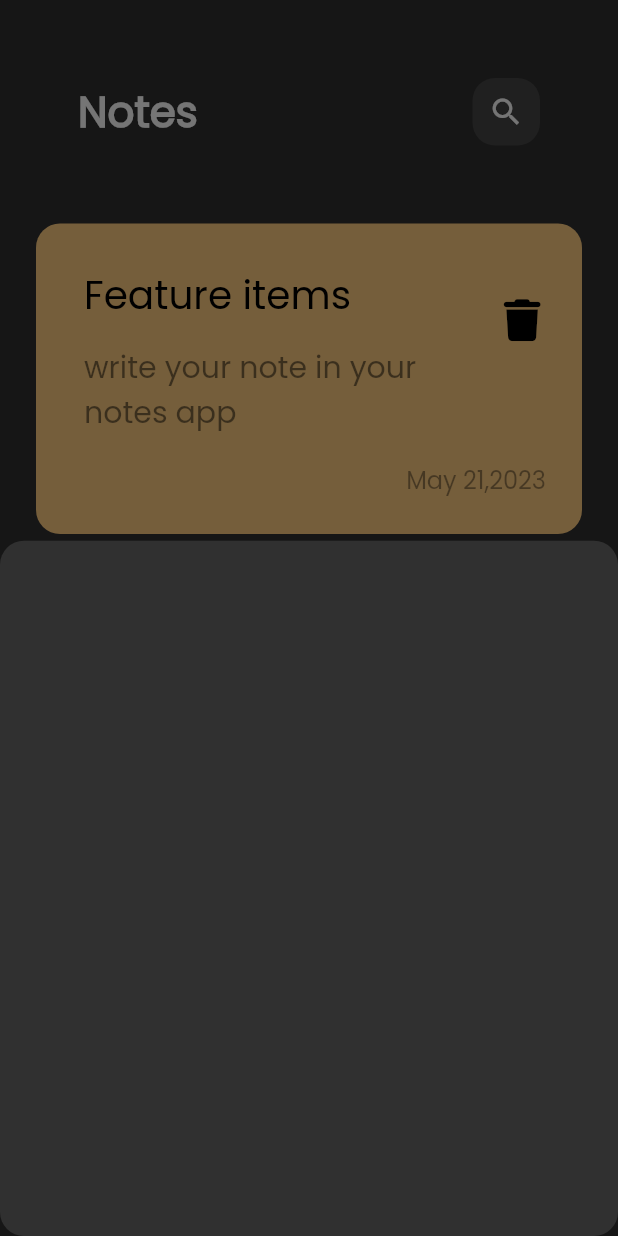
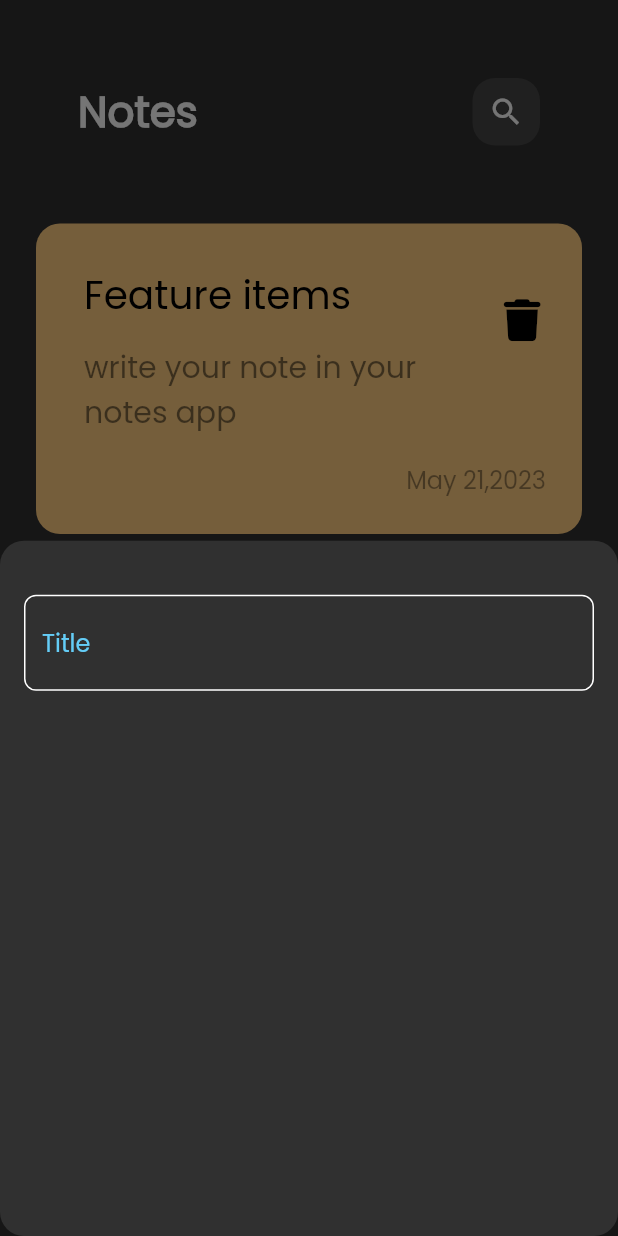
Before and after one commit to Walaahosny/notesapp, a Flutter app: the screen it shows after launch, after a tap on the "add" icon, on a phone screen of 412 x 824 dp. Run offline on Flutter 3.47's test engine with Material 2 defaults, Android fonts, the phone set to English and light mode, and no system bars; our stand-ins replace font_awesome_flutter.

Commit message:
9 commit add title text filed to  bottom sheet

```diff
--- /dev/null
+++ b/lib/constens/constes.dart
@@ -0,0 +1,2 @@
+import 'package:flutter/animation.dart';
+const  KprimaryColor= Color(0xff64CDf7);
--- /dev/null
+++ b/lib/views/widgets/CustomTextFiled.dart
@@ -0,0 +1,26 @@
+import 'package:flutter/material.dart';
+
+import '../../constens/constes.dart';
+
+class CustomTextFiled extends StatelessWidget {
+  const CustomTextFiled({super.key});
+
+  @override
+  Widget build(BuildContext context) {
+    return TextField(
+
+      cursorColor: KprimaryColor,
+      decoration: InputDecoration(
+      hintText: 'Title',
+         hintStyle: const TextStyle(color: KprimaryColor),
+          border: buildOutlineInputBorder(KprimaryColor),
+          enabledBorder: buildOutlineInputBorder(),
+          focusedBorder: buildOutlineInputBorder(KprimaryColor)),
+    );
+  }
+
+  OutlineInputBorder buildOutlineInputBorder([Color? color]) =>
+      OutlineInputBorder(
+          borderRadius: BorderRadius.circular(8),
+          borderSide: BorderSide(color: color ?? Colors.white));
+}
--- a/lib/views/widgets/add_note_bottom_sheet.dart
+++ b/lib/views/widgets/add_note_bottom_sheet.dart
@@ -1,9 +1,17 @@
 import 'package:flutter/material.dart';
+
+import 'CustomTextFiled.dart';
 class AddNoteBottomSheet extends StatelessWidget {
   const AddNoteBottomSheet({super.key});
 
   @override
   Widget build(BuildContext context) {
-    return Container();
+    return const Padding(
+      padding: EdgeInsets.all(16.0),
+      child: Column(children: [
+        SizedBox(height: 20,),
+        CustomTextFiled(),
+      ],),
+    );
   }
 }
```
